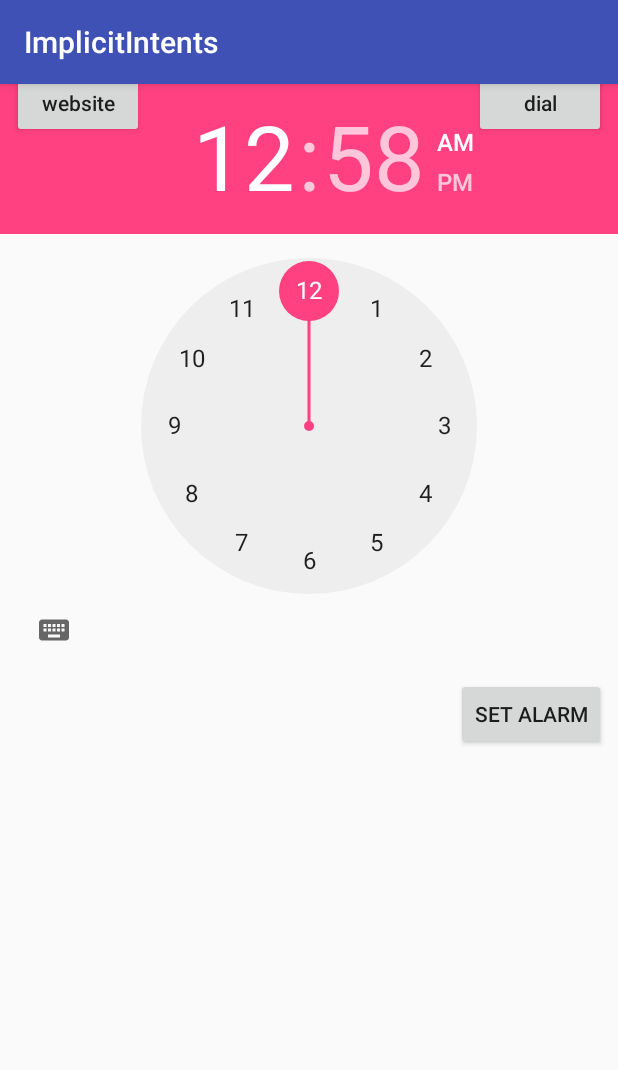
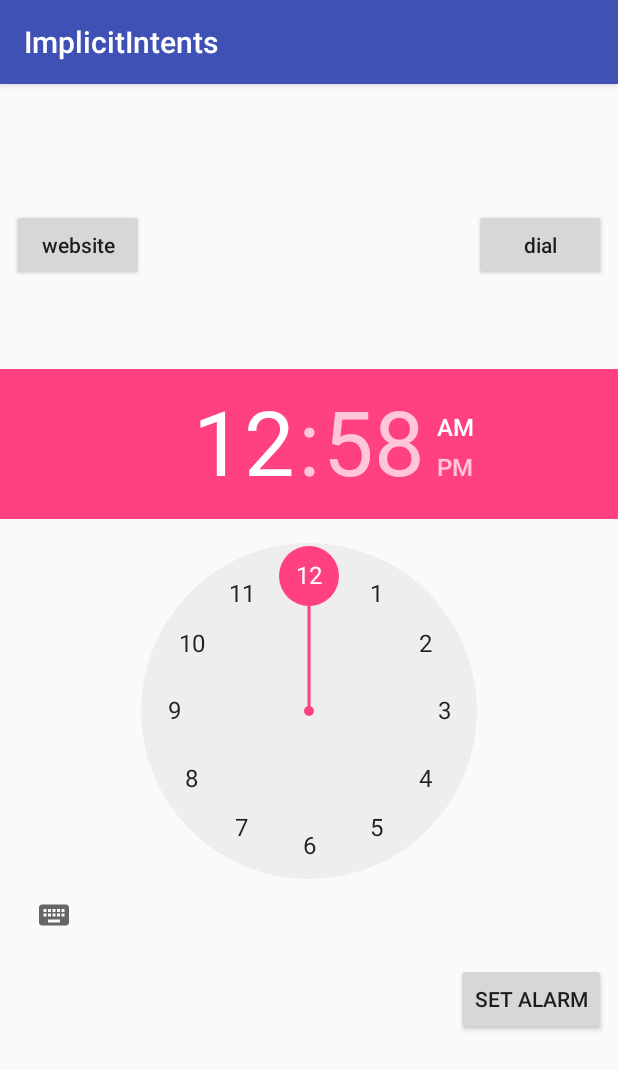
Before and after one commit to hagaizamir/ImplicitIntents, an Android app: the screen it shows after launch (MainActivity), on a phone screen of 412 x 824 dp. Shown: the top 1070 px of the screen. Run offline under Robolectric (Android 15) with nearby library versions, the phone set to English and light mode, and no system bars.

```diff
--- a/app/src/main/res/layout/activity_main.xml
+++ b/app/src/main/res/layout/activity_main.xml
@@ -40,7 +40,11 @@
         android:layout_height="wrap_content"
         app:layout_constraintLeft_toLeftOf="parent"
         app:layout_constraintRight_toRightOf="parent"
-        tools:layout_editor_absoluteY="98dp" />
+        app:layout_constraintTop_toTopOf="parent"
+        android:layout_marginTop="8dp"
+        app:layout_constraintHorizontal_bias="0.0"
+        app:layout_constraintBottom_toBottomOf="parent"
+        android:layout_marginBottom="8dp" />
 
     <Button
         android:id="@+id/button3"
```
Also changed, not shown: app/src/main/AndroidManifest.xml (+7 -1 lines), app/src/main/java/hagai/edu/implicitintents/MainActivity.java (+24 -9 lines).
